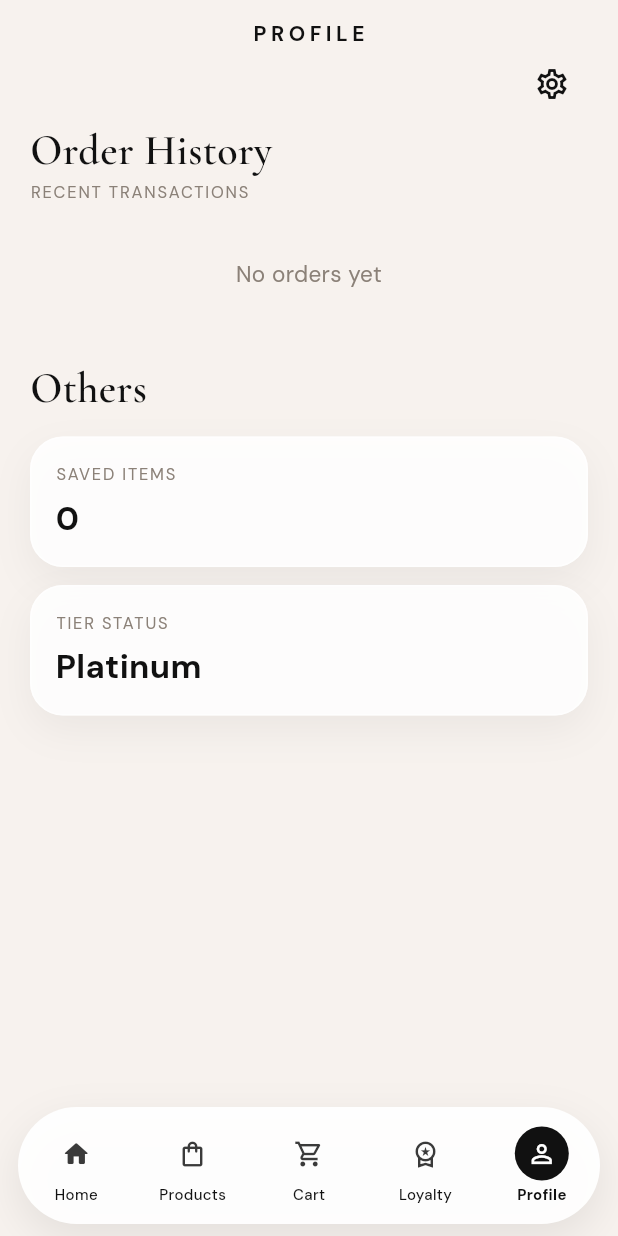
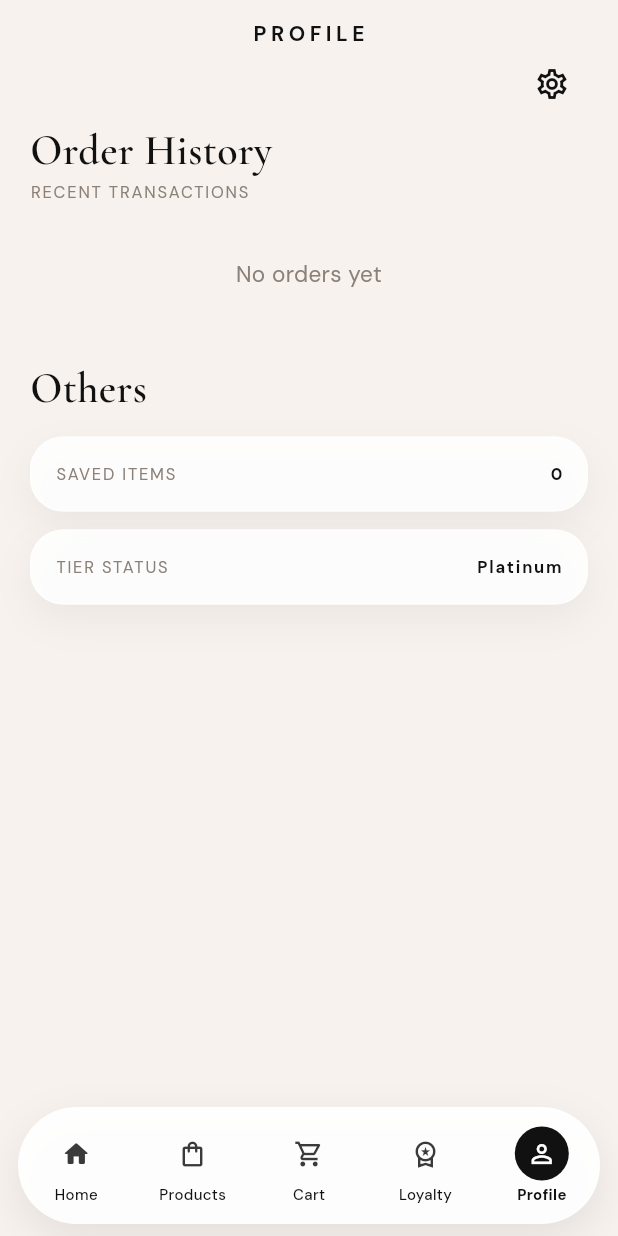
Before and after one commit to Motasim-Fuad/mad_perfume, a Flutter app: the MainShellPage screen opened by its route, item 5 of the bottom bar chosen, on a phone screen of 412 x 824 dp. Run offline on Flutter 3.47's test engine with Material 3 defaults, Android fonts, the phone set to English and light mode, and no system bars; our stand-ins replace cached_network_image, dio, get, get_storage, google_fonts; accounts and stored records are empty; network calls fail.

Commit message:
update tier status

```diff
--- a/lib/features/profile/presentation/pages/profile_page.dart
+++ b/lib/features/profile/presentation/pages/profile_page.dart
@@ -67,34 +67,34 @@ class ProfilePage extends GetView<ProfileController> {
             const SizedBox(height: 12),
             GlossyCard(
               onTap: controller.openSaved,
-              child: Column(
+              child: Row(
                 crossAxisAlignment: CrossAxisAlignment.start,
                 children: [
                   Text(
                     'saved_items_count'.tr,
                     style: GoogleFonts.dmSans(fontSize: 11, letterSpacing: 1.2, color: AppColors.muted),
                   ),
-                  const SizedBox(height: 6),
+                  Spacer(),
                   Text(
                     '${controller.session.wishlist.length}',
-                    style: GoogleFonts.dmSans(fontSize: 22, fontWeight: FontWeight.w700),
+                    style: GoogleFonts.dmSans(fontSize: 11, fontWeight: FontWeight.w700),
                   ),
                 ],
               ),
             ),
             const SizedBox(height: 12),
             GlossyCard(
-              child: Column(
+              child: Row(
                 crossAxisAlignment: CrossAxisAlignment.start,
                 children: [
                   Text(
                     'tier_status'.tr,
                     style: GoogleFonts.dmSans(fontSize: 11, letterSpacing: 1.2, color: AppColors.muted),
                   ),
-                  const SizedBox(height: 6),
+                  Spacer(),
                   Text(
                     'platinum'.tr,
-                    style: GoogleFonts.dmSans(fontSize: 22, fontWeight: FontWeight.w700),
+                    style: GoogleFonts.dmSans(fontSize: 11, letterSpacing: 1.2, fontWeight: FontWeight.w700),
                   ),
                 ],
               ),
```
